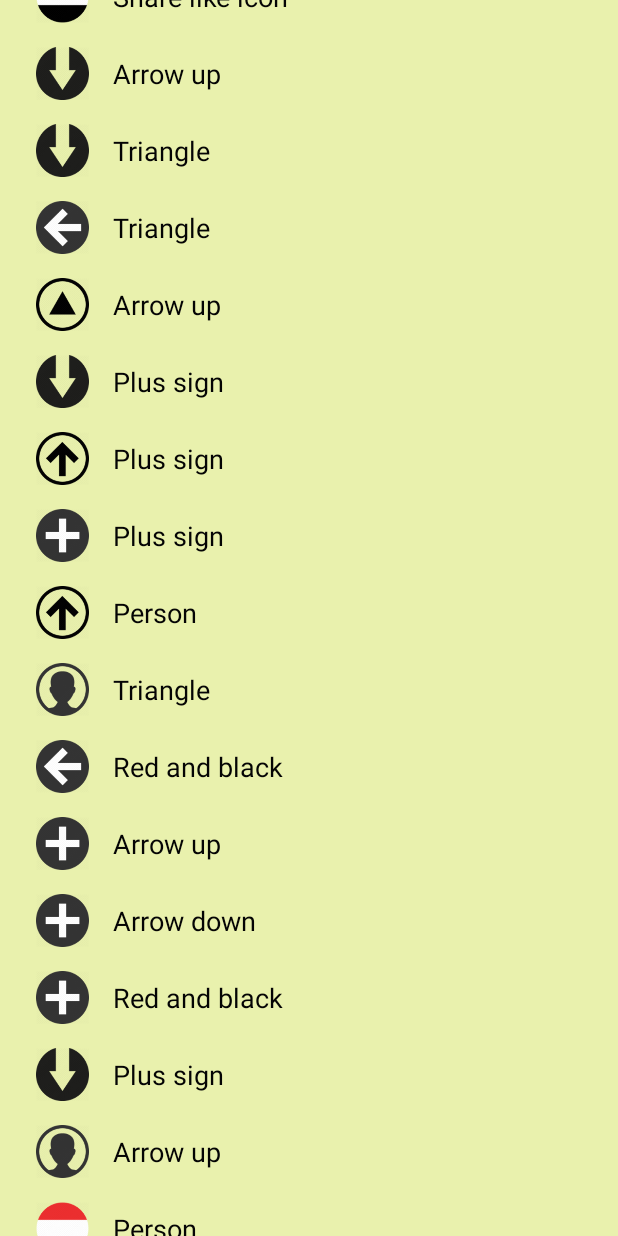
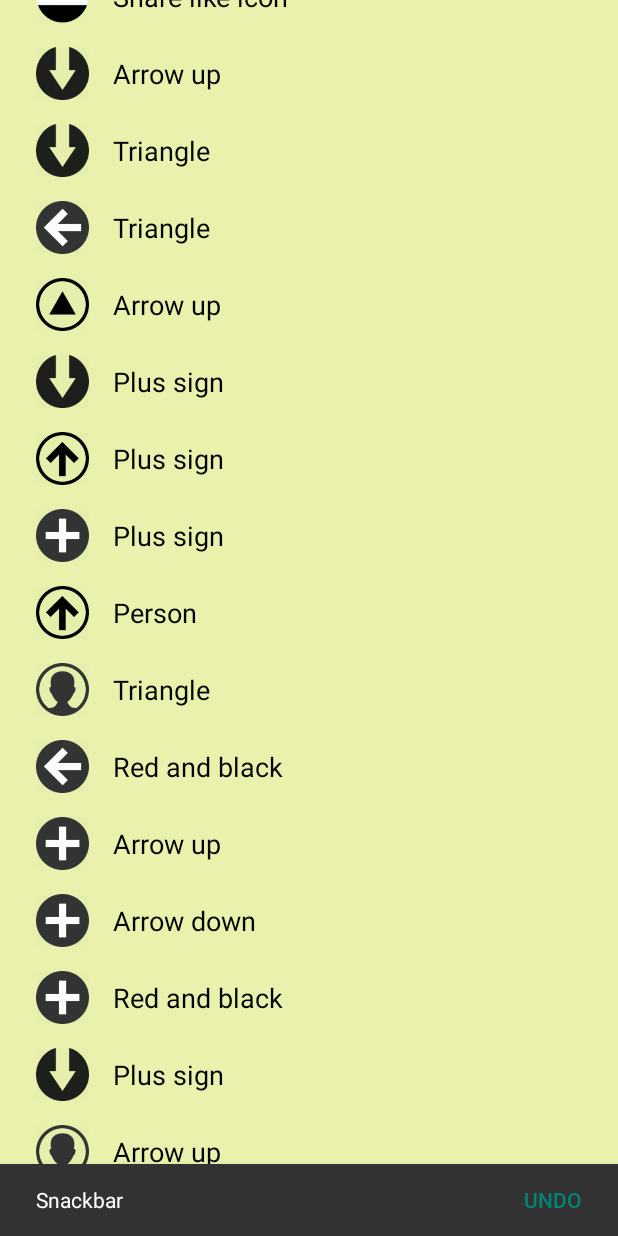
Before and after one commit to OrdonTeam/Mobilization2015, an Android app: the screen it shows after launch (HomeActivity), scrolled down 1730 dp, on a phone screen of 412 x 824 dp. Run offline under Robolectric (Android 15) with nearby library versions, the phone set to English and light mode, and no system bars.

Commit message:
Snackbar

```diff
--- a/mobile/src/main/java/com/mobilization/first/FirstFragment.java
+++ b/mobile/src/main/java/com/mobilization/first/FirstFragment.java
@@ -2,6 +2,7 @@ package com.mobilization.first;
 
 import android.os.Bundle;
 import android.support.annotation.Nullable;
+import android.support.design.widget.Snackbar;
 import android.support.v4.app.Fragment;
 import android.view.LayoutInflater;
 import android.view.View;
@@ -23,5 +24,12 @@ public final class FirstFragment extends Fragment {
         super.onViewCreated(view, savedInstanceState);
         StandardToolbarInitializer.initToolbar(getActivity(), view);
         ListInitializer.initList(getContext(), view);
+
+        Snackbar.make(view, "Snackbar", Snackbar.LENGTH_INDEFINITE).setAction("UNDO", new View.OnClickListener() {
+            @Override
+            public void onClick(View v) {
+
+            }
+        }).show();
     }
 }
```
